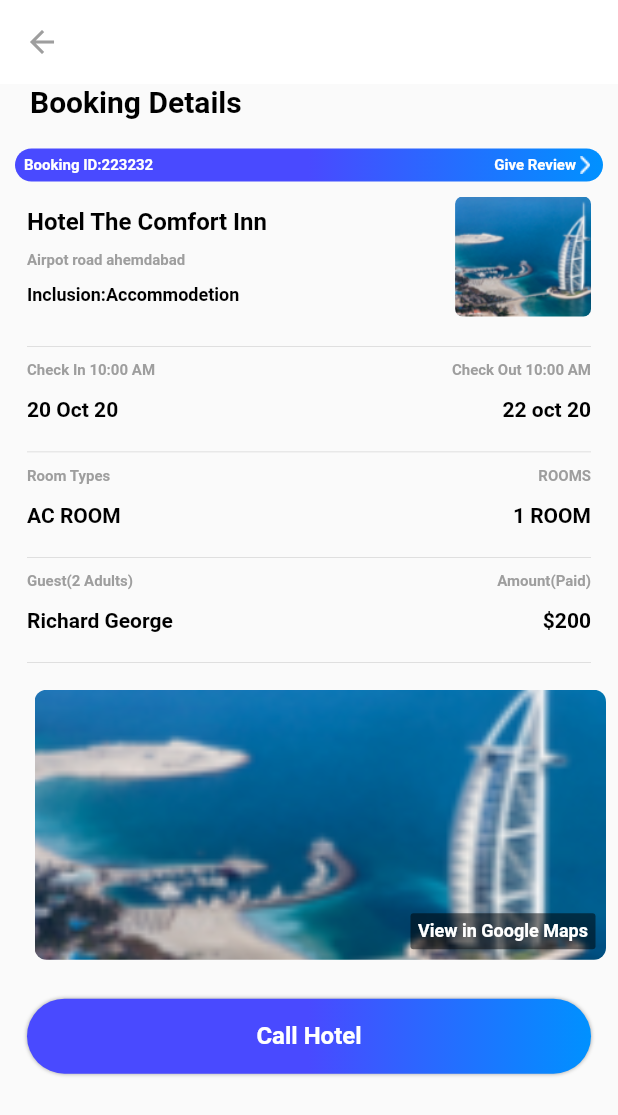
After one commit to kavathiyatulsi/fluttercohort, a Flutter app: the BookingDetailsScreen screen opened directly, on a phone screen of 412 x 824 dp. The commit adds this screen. Shown: the top 1115 px of the screen. Run offline on Flutter 3.47's test engine with Material 2 defaults, Android fonts, the phone set to English and light mode, and no system bars; our stand-ins replace cloud_firestore, firebase_auth, rxdart, toast; accounts and stored records are empty; Roboto replaces fonts that are missing (Poppins-Medium.ttf, Poppins-Regular.ttf, Poppins-SemiBold.ttf).

Commit message:
Create UI of booking details

```diff
--- /dev/null
+++ b/lib/screen/bookingdetails/booking_details_screen.dart
@@ -0,0 +1,266 @@
+import 'package:cohort_app/theme/style.dart';
+import 'package:cohort_app/widget/RaisedGradientButton.dart';
+import 'package:flutter/material.dart';
+import 'package:cohort_app/common/SizeBoxView.dart';
+import 'package:cohort_app/screen/packages/widget/PackagesView.dart';
+import 'package:cohort_app/theme/color.dart';
+import 'package:cohort_app/theme/string.dart';
+
+class BookingDetailsScreen extends StatefulWidget {
+  @override
+  _BookingDetailsScreenState createState() => _BookingDetailsScreenState();
+}
+
+class _BookingDetailsScreenState extends State<BookingDetailsScreen> {
+  @override
+  Widget build(BuildContext context) {
+    return Scaffold(
+      appBar: AppBar(
+        backgroundColor: white,
+        leading: GestureDetector(
+            onTap: () {
+              Navigator.pop(context);
+            },
+            child: Icon(
+              Icons.arrow_back,
+              color: gray,
+            )),
+        elevation: 0.0,
+      ),
+      body: SingleChildScrollView(
+        child: Column(
+          crossAxisAlignment: CrossAxisAlignment.start,
+          children: <Widget>[
+            Padding(
+              padding: const EdgeInsets.only(left: 20.0),
+              child: Text(
+                bookingDetails,
+                style: Theme.of(context).textTheme.body1.apply(color: black),
+              ),
+            ),
+            sizeBox(10.0),
+            bookingIdView(),
+            hotelView(),
+            divider(),
+            sizeBox(10),
+            getListTile("Check In 10:00 AM ", '20 Oct 20', 'Check Out 10:00 AM',
+                '22 oct 20'),
+            divider(),
+            sizeBox(10),
+            getListTile("Room Types", 'AC ROOM', 'ROOMS', '1 ROOM'),
+            divider(),
+            sizeBox(10),
+            getListTile(
+                "Guest(2 Adults)", 'Richard George', 'Amount(Paid)', '\$200'),
+            divider(),
+            sizeBox(10),
+            googleMapView(),
+            Padding(
+              padding: EdgeInsets.all(18.0),
+              child: RaisedGradientButton(
+                child: Text(
+                  callHotel,
+                  style: TextStyle(fontSize: 16.0, fontFamily: poppinsMedium),
+                ),
+                gradient:
+                    LinearGradient(colors: <Color>[blue, blue, lightBlue]),
+                /*onPressed: () => Navigator.push(context,
+                        MaterialPageRoute(builder: (_) => ThankYouScreen()))*/
+              ),
+            )
+            //PackagesView()
+          ],
+        ),
+      ),
+    );
+  }
+
+  Widget divider() {
+    return Padding(
+      padding: EdgeInsets.only(left: 18.0, right: 18.0, top: 20.0),
+      child: SizedBox(
+        width: MediaQuery.of(context).size.width,
+        height: 0.2,
+        child: Container(
+          color: gray,
+        ),
+      ),
+    );
+  }
+
+  Widget bookingIdView() {
+    return Container(
+      margin: EdgeInsets.all(10.0),
+      decoration: BoxDecoration(
+          color: blue,
+          borderRadius: BorderRadius.all(
+            Radius.circular(15.0),
+          ),
+          gradient: LinearGradient(colors: <Color>[blue, blue, lightBlue])),
+      child: Padding(
+        padding: const EdgeInsets.only(right: 6, left: 6, top: 5, bottom: 5),
+        child: Row(
+          children: <Widget>[
+            Expanded(
+              child: Text(
+                'Booking ID:223232',
+                style: textSize10,
+              ),
+            ),
+            Expanded(
+              flex: 0,
+              child: Text(
+                'Give Review',
+                style: textSize10,
+              ),
+            ),
+            Expanded(
+              flex: 0,
+              child: Image.asset(
+                iconArrowNext,
+                height: 12,
+                width: 12,
+              ),
+            ),
+          ],
+        ),
+      ),
+    );
+  }
+
+  Widget hotelView() {
+    return Container(
+      child: Row(
+        children: <Widget>[
+          Expanded(
+            flex: 7,
+            child: Padding(
+              padding: EdgeInsets.only(left: 18.0),
+              child: Column(
+                crossAxisAlignment: CrossAxisAlignment.start,
+                children: <Widget>[
+                  Text(
+                    'Hotel The Comfort Inn',
+                    style:
+                        Theme.of(context).textTheme.body2.apply(color: black),
+                  ),
+                  sizeBox(10.0),
+                  Text(
+                    'Airpot road ahemdabad',
+                    style: grayRegularSize10,
+                  ),
+                  sizeBox(10.0),
+                  Text(
+                    'Inclusion:Accommodetion',
+                    style: blackMediumSize12,
+                  ),
+                ],
+              ),
+            ),
+          ),
+          Expanded(
+            flex: 3,
+            child: Padding(
+              padding: EdgeInsets.only(right: 18.0),
+              child: Container(
+                  margin: EdgeInsets.only(left: 15),
+                  width: 80.0,
+                  height: 80.0,
+                  decoration: BoxDecoration(
+                    borderRadius: BorderRadius.all(Radius.circular(5.0)),
+                    image: new DecorationImage(
+                        image: AssetImage(dubai), fit: BoxFit.cover),
+                  )),
+            ),
+          )
+        ],
+      ),
+    );
+  }
+
+  Widget checkInOutView() {
+    return ListView(
+      children: <Widget>[
+        getListTile("Check In 10:00 AM ", '20 Oct 20', 'Check Out 10:00 AM',
+            '22 oct 20')
+      ],
+    );
+  }
+
+  Widget getListTile(
+      String titleOne, String decOne, String titleTwo, String decTwo) {
+    return Padding(
+      padding: EdgeInsets.only(left: 18.0, right: 18.0),
+      child: Row(
+        mainAxisAlignment: MainAxisAlignment.spaceBetween,
+        crossAxisAlignment: CrossAxisAlignment.start,
+        children: <Widget>[
+          Column(
+            crossAxisAlignment: CrossAxisAlignment.start,
+            children: <Widget>[
+              Text(
+                titleOne,
+                style: grayRegularSize10,
+              ),
+              sizeBox(12),
+              Text(
+                decOne,
+                style: blackMediumSize14,
+              ),
+            ],
+          ),
+          Column(
+            crossAxisAlignment: CrossAxisAlignment.end,
+            children: <Widget>[
+              Text(
+                titleTwo,
+                style: grayRegularSize10,
+              ),
+              sizeBox(12),
+              Text(
+                decTwo,
+                style: blackMediumSize14,
+              ),
+            ],
+          ),
+        ],
+      ),
+    );
+  }
+
+  Widget googleMapView() {
+    return Stack(
+      children: <Widget>[
+        Padding(
+          padding: const EdgeInsets.all(8.0),
+          child: Container(
+              margin: EdgeInsets.only(left: 15),
+              width: MediaQuery.of(context).size.width,
+              height: 180.0,
+              decoration: BoxDecoration(
+                borderRadius: BorderRadius.all(Radius.circular(8.0)),
+                image: new DecorationImage(
+                    image: AssetImage(dubai), fit: BoxFit.cover),
+              )),
+        ),
+        Positioned(
+          bottom: 15.0,
+          right: 15.0,
+          child: Container(
+            decoration: BoxDecoration(
+              color: black.withOpacity(0.5),
+              borderRadius: BorderRadius.all(Radius.circular(2.0)),
+            ),
+            child: Padding(
+              padding: const EdgeInsets.all(5.0),
+              child: Text(
+                viewInGoogleMap,
+                style: whiteSemiBoldSize12,
+              ),
+            ),
+          ),
+        )
+      ],
+    );
+  }
+}
--- a/lib/screen/mytrip/mytrip_screen.dart
+++ b/lib/screen/mytrip/mytrip_screen.dart
@@ -1,4 +1,5 @@
 import 'package:cohort_app/common/SizeBoxView.dart';
+import 'package:cohort_app/screen/bookingdetails/booking_details_screen.dart';
 import 'package:cohort_app/widget/Toolbar.dart';
 import 'package:cohort_app/theme/color.dart';
 import 'package:cohort_app/theme/string.dart';
@@ -33,7 +34,12 @@ class _MyTripScreenState extends State<MyTripScreen> {
   }
 
   Widget getRow(int index) {
-    return Padding(
+    return GestureDetector(
+      onTap: (){
+        Navigator.push(context, MaterialPageRoute(builder: (_)=>
+            BookingDetailsScreen()));
+      },
+      child: Padding(
         padding: EdgeInsets.symmetric(horizontal: 10.0, vertical: 5.0),
         child: Container(
           child: Column(
@@ -151,6 +157,7 @@ class _MyTripScreenState extends State<MyTripScreen> {
             ],
           ),
         ),
+      ),
     );
   }
 }
--- a/lib/theme/color.dart
+++ b/lib/theme/color.dart
@@ -6,6 +6,7 @@ Color transparent = Colors.transparent;
 Color red = Colors.red;
 Color gray = Colors.grey;
 Color lightGray = Color(0xFFC9C8C8);
+Color darkGray = Color(0xF262323);
 Color blue =Color(0xFF494AFF);
 Color lightBlue =Color(0xFF0091FF);
 Gradient buttonGradient = LinearGradient(colors: <Color>[blue, blue, lightBlue]);
--- a/lib/theme/string.dart
+++ b/lib/theme/string.dart
@@ -30,6 +30,7 @@ String iconApp = 'assets/images/app.png';
 String burjBbg = 'assets/images/burj_bg.png';
 String favoriteSolid = 'assets/images/favorite_solid.png';
 String iconThankYou = 'assets/images/thank_you.png';
+String googleMap = 'assets/images/google_map.png';
 
 //font
 String poppins = 'Poppins';
@@ -80,6 +81,9 @@ String whoGoing = 'Who\'s Going?';
 String inclusion = 'Inclusion';
 String exclusions = 'Exclusions';
 String continueBooking = 'Continue Booking';
+String bookingDetails = 'Booking Details';
+String callHotel = 'Call Hotel';
+String viewInGoogleMap = 'View in Google Maps';
 
 //Thank you  screen
 String thankYou = 'Thank you!';
--- a/lib/theme/style.dart
+++ b/lib/theme/style.dart
@@ -44,4 +44,6 @@ TextStyle whiteRegularSize10 = TextStyle(fontSize: 10.0, color: white, fontFamil
 TextStyle blackMediumSize16 = TextStyle(fontSize: 16.0, color: black, fontFamily: poppinsMedium);
 TextStyle grayMediumSize12 = TextStyle(fontSize: 12.0, color: gray, fontFamily: poppinsMedium);
 TextStyle blackMediumSize12 = TextStyle(fontSize: 12.0, color: black, fontFamily: poppinsMedium);
+TextStyle blackMediumSize14 = TextStyle(fontSize: 14.0, color: black, fontFamily: poppinsMedium);
 TextStyle blackSize12 = TextStyle(fontSize: 12.0, color: black, fontFamily: poppinsRegular);
+TextStyle whiteSemiBoldSize12 = TextStyle(fontSize: 12.0, color: white, fontFamily: poppinsSemiBold);
```
Lines whose indentation alone changed are shown as unchanged.
